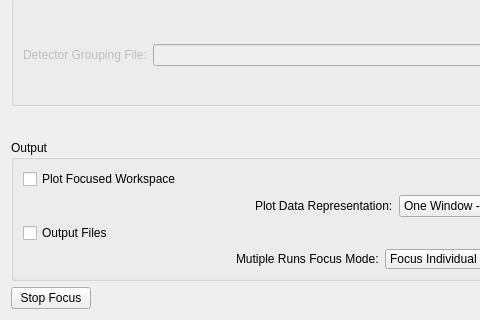
Qt form MantidQt/CustomInterfaces/inc/MantidQtCustomInterfaces/EnggDiffraction/EnggDiffractionQtTabFocus.ui (mantidproject/mantid) before a commit; both pictures show x 0 to 480 and y 310 to 630 of the 618 by 630 pixel window.
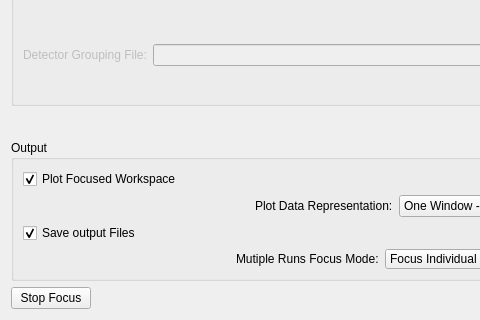
The same form after that commit. Custom widgets are drawn as their Qt base class.

Commit message: save and load both options with specific names, re #16087

```diff
--- a/MantidQt/CustomInterfaces/inc/MantidQtCustomInterfaces/EnggDiffraction/EnggDiffractionQtTabFocus.ui
+++ b/MantidQt/CustomInterfaces/inc/MantidQtCustomInterfaces/EnggDiffraction/EnggDiffractionQtTabFocus.ui
@@ -415,6 +415,9 @@
           <property name="text">
            <string>Plot Focused Workspace</string>
           </property>
+          <property name="checked">
+           <bool>true</bool>
+          </property>
          </widget>
         </item>
         <item>
@@ -507,7 +510,10 @@
         <item>
          <widget class="QCheckBox" name="checkBox_SaveOutputFiles">
           <property name="text">
-           <string>Output Files</string>
+           <string>Save output Files</string>
+          </property>
+          <property name="checked">
+           <bool>true</bool>
           </property>
          </widget>
         </item>
```
Left out of the diff: 4 changed lines with no effect on the pictures. The commit also changes 1 other file.
